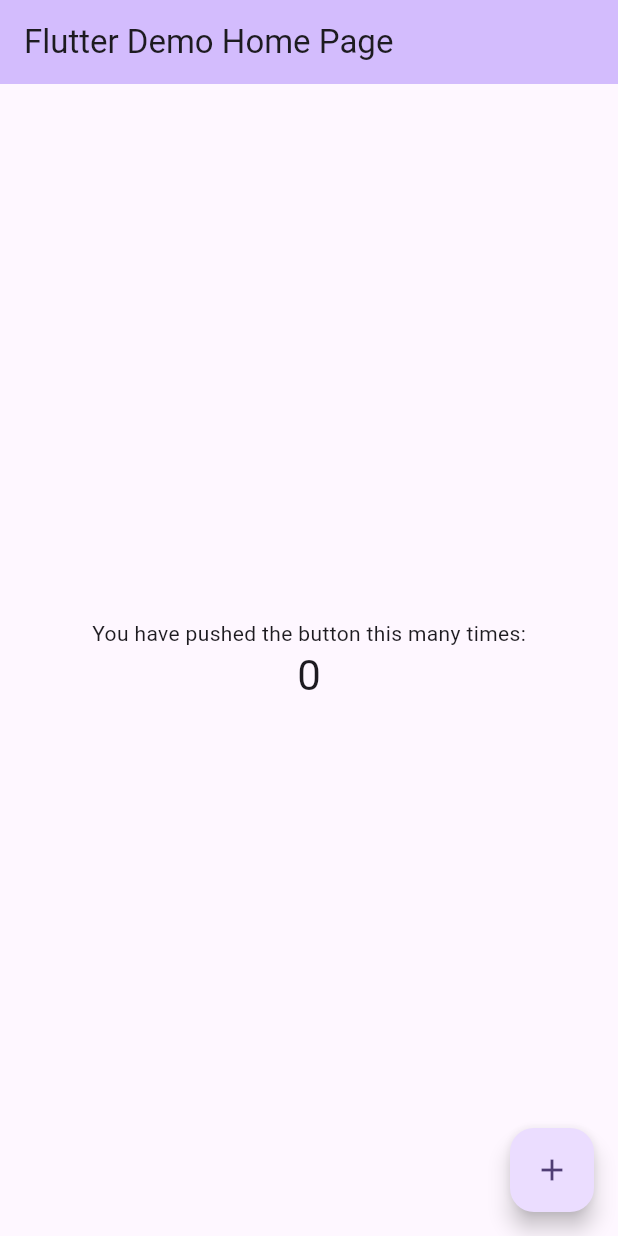
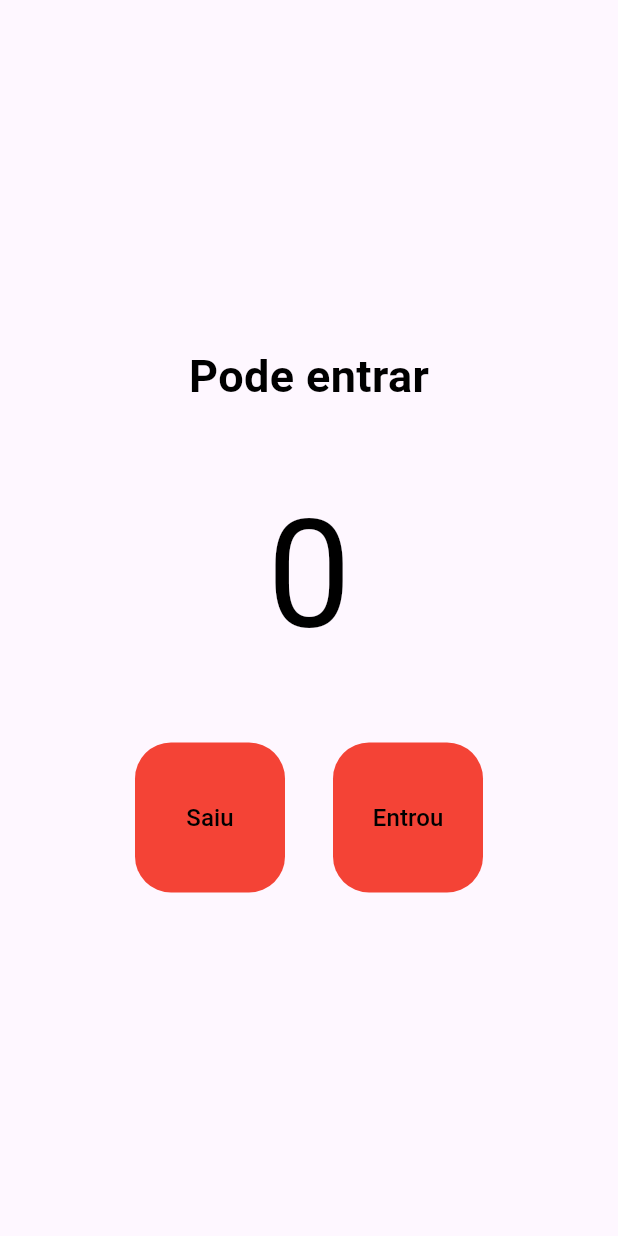
Before and after one commit to gabrielravanhan/contador_pandemia, a Flutter app: the screen it shows after launch, on a phone screen of 412 x 824 dp. Run offline on Flutter 3.47's test engine with Material 3 defaults, Android fonts, the phone set to English and light mode, and no system bars.

Commit message:
Update main.dart

```diff
--- a/lib/main.dart
+++ b/lib/main.dart
@@ -7,119 +7,87 @@
 class MyApp extends StatelessWidget {
   const MyApp({super.key});
 
-  // This widget is the root of your application.
   @override
   Widget build(BuildContext context) {
-    return MaterialApp(
-      title: 'Flutter Demo',
-      theme: ThemeData(
-        // This is the theme of your application.
-        //
-        // TRY THIS: Try running your application with "flutter run". You'll see
-        // the application has a purple toolbar. Then, without quitting the app,
-        // try changing the seedColor in the colorScheme below to Colors.green
-        // and then invoke "hot reload" (save your changes or press the "hot
-        // reload" button in a Flutter-supported IDE, or press "r" if you used
-        // the command line to start the app).
-        //
-        // Notice that the counter didn't reset back to zero; the application
-        // state is not lost during the reload. To reset the state, use hot
-        // restart instead.
-        //
-        // This works for code too, not just values: Most code changes can be
-        // tested with just a hot reload.
-        colorScheme: ColorScheme.fromSeed(seedColor: Colors.deepPurple),
-        useMaterial3: true,
-      ),
-      home: const MyHomePage(title: 'Flutter Demo Home Page'),
+    return const MaterialApp(
+      home: HomePage()
     );
   }
 }
 
-class MyHomePage extends StatefulWidget {
-  const MyHomePage({super.key, required this.title});
-
-  // This widget is the home page of your application. It is stateful, meaning
-  // that it has a State object (defined below) that contains fields that affect
-  // how it looks.
-
-  // This class is the configuration for the state. It holds the values (in this
-  // case the title) provided by the parent (in this case the App widget) and
-  // used by the build method of the State. Fields in a Widget subclass are
-  // always marked "final".
-
-  final String title;
-
-  @override
-  State<MyHomePage> createState() => _MyHomePageState();
-}
-
-class _MyHomePageState extends State<MyHomePage> {
-  int _counter = 0;
-
-  void _incrementCounter() {
-    setState(() {
-      // This call to setState tells the Flutter framework that something has
-      // changed in this State, which causes it to rerun the build method below
-      // so that the display can reflect the updated values. If we changed
-      // _counter without calling setState(), then the build method would not be
-      // called again, and so nothing would appear to happen.
-      _counter++;
-    });
-  }
+class HomePage extends StatelessWidget {
+  const HomePage({super.key});
 
   @override
   Widget build(BuildContext context) {
-    // This method is rerun every time setState is called, for instance as done
-    // by the _incrementCounter method above.
-    //
-    // The Flutter framework has been optimized to make rerunning build methods
-    // fast, so that you can just rebuild anything that needs updating rather
-    // than having to individually change instances of widgets.
     return Scaffold(
-      appBar: AppBar(
-        // TRY THIS: Try changing the color here to a specific color (to
-        // Colors.amber, perhaps?) and trigger a hot reload to see the AppBar
-        // change color while the other colors stay the same.
-        backgroundColor: Theme.of(context).colorScheme.inversePrimary,
-        // Here we take the value from the MyHomePage object that was created by
-        // the App.build method, and use it to set our appbar title.
-        title: Text(widget.title),
+      body: Column(
+        mainAxisAlignment: MainAxisAlignment.center,
+        children: [
+          const Text(
+            'Pode entrar',
+            style: TextStyle(
+              fontSize: 30,
+              color: Colors.black,
+              fontWeight: FontWeight.w700,
             ),
-      body: Center(
-        // Center is a layout widget. It takes a single child and positions it
-        // in the middle of the parent.
-        child: Column(
-          // Column is also a layout widget. It takes a list of children and
-          // arranges them vertically. By default, it sizes itself to fit its
-          // children horizontally, and tries to be as tall as its parent.
-          //
-          // Column has various properties to control how it sizes itself and
-          // how it positions its children. Here we use mainAxisAlignment to
-          // center the children vertically; the main axis here is the vertical
-          // axis because Columns are vertical (the cross axis would be
-          // horizontal).
-          //
-          // TRY THIS: Invoke "debug painting" (choose the "Toggle Debug Paint"
-          // action in the IDE, or press "p" in the console), to see the
-          // wireframe for each widget.
+          ),
+          const SizedBox(height: 40),
+          const Text(
+            '0',
+            style: TextStyle(
+              fontSize: 100,
+              color: Colors.black,
+
+            ),
+          ),
+          const SizedBox(height: 40),
+          Row(
             mainAxisAlignment: MainAxisAlignment.center,
-          children: <Widget>[
-            const Text(
-              'You have pushed the button this many times:',
+            children: [
+              TextButton(
+                  onPressed: null,
+                  style: TextButton.styleFrom(
+                    backgroundColor: Colors.red,
+                    fixedSize: const Size(100, 100),
+                    foregroundColor: Colors.black,
+                    shape:
+                      RoundedRectangleBorder(
+                        borderRadius: BorderRadius.circular(24),
                       ),
-            Text(
-              '$_counter',
-              style: Theme.of(context).textTheme.headlineMedium,
+                  ),
+                  child: const Text(
+                      'Saiu',
+                      style: TextStyle(
+                        color: Colors.black,
+                        fontSize: 16,
+                      ),
+                  ),
+              ),
+              const SizedBox(width: 32),
+              TextButton(
+                  onPressed: null,
+                  style: TextButton.styleFrom(
+                    backgroundColor: Colors.red,
+                    fixedSize: const Size(100, 100),
+                    foregroundColor: Colors.black,
+                    shape:
+                      RoundedRectangleBorder(
+                        borderRadius: BorderRadius.circular(24),
+                      ),
+                  ),
+                  child: const Text(
+                      'Entrou',
+                      style: TextStyle(
+                        color: Colors.black,
+                        fontSize: 16,
+                      ),
+                  ),
               ),
             ],
           ),
+        ],
       ),
-      floatingActionButton: FloatingActionButton(
-        onPressed: _incrementCounter,
-        tooltip: 'Increment',
-        child: const Icon(Icons.add),
-      ), // This trailing comma makes auto-formatting nicer for build methods.
     );
   }
 }
```
Lines whose indentation alone changed are shown as unchanged.
